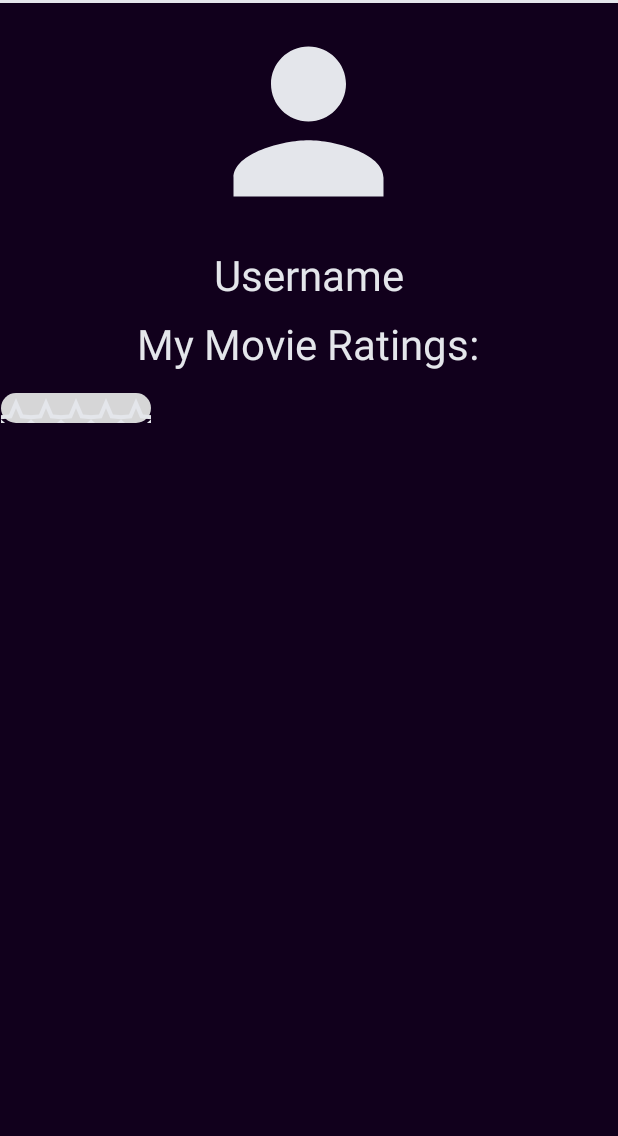
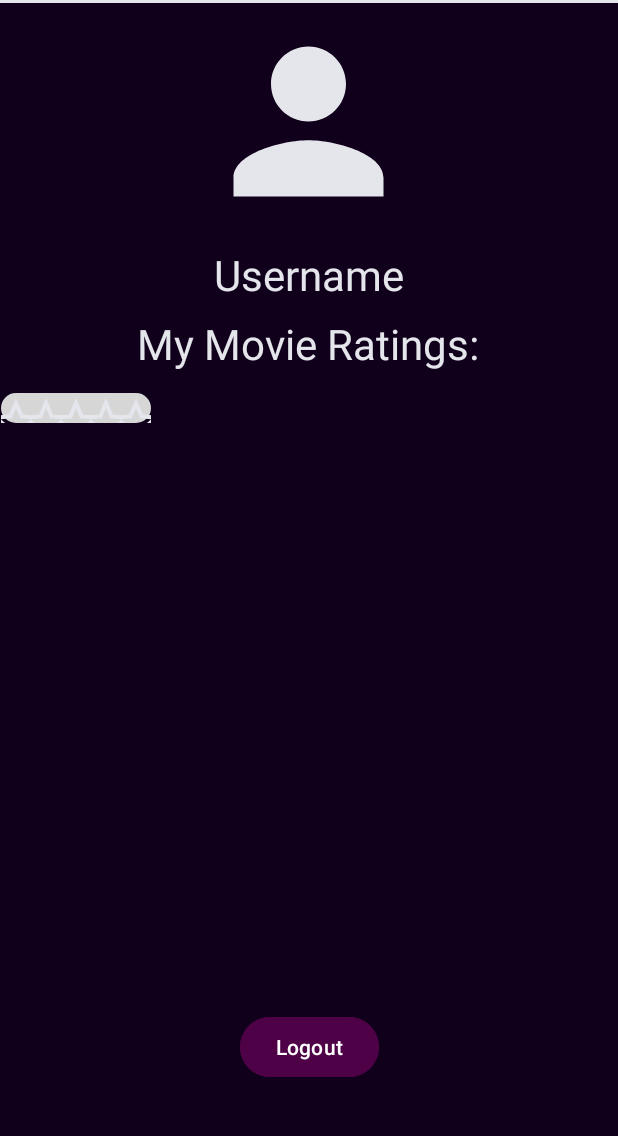
Before and after one commit to MaryGaney/CineCritique, an Android app built with Jetpack Compose: the UserPage screen opened directly, with no data from a screen before it, on a phone screen of 412 x 824 dp, the part 73-1209 px from its top. Run offline under Robolectric (Android 15) with nearby library versions, the light colour scheme and no system bars; our stand-ins replace Firebase (no records; nobody signed in at launch, a user with empty details on screens opened directly); libraries missing offline, so code that uses them is left out: com.firebase.ui; 2 statements that could not run were skipped.

Commit message:
made logout btn. need to stop it from making us relogin when entering main page

```diff
--- a/app/src/main/java/com/example/cinecritique/IndMovie.kt
+++ b/app/src/main/java/com/example/cinecritique/IndMovie.kt
@@ -10,9 +10,11 @@ import androidx.appcompat.app.AppCompatActivity
 import androidx.core.view.ViewCompat
 import androidx.core.view.WindowInsetsCompat
 import com.bumptech.glide.Glide
+import com.firebase.ui.auth.FirebaseAuthUIActivityResultContract
 import com.google.android.material.button.MaterialButton
 
 class IndMovie : AppCompatActivity() {
+
     override fun onCreate(savedInstanceState: Bundle?) {
         super.onCreate(savedInstanceState)
         setContentView(R.layout.activity_ind_movie)
--- a/app/src/main/java/com/example/cinecritique/UserPage.kt
+++ b/app/src/main/java/com/example/cinecritique/UserPage.kt
@@ -2,15 +2,28 @@ package com.example.cinecritique
 
 import android.content.Intent
 import android.os.Bundle
+import android.util.Log
+import android.widget.Button
 import android.widget.ImageView
 import android.widget.Toast
 import androidx.activity.enableEdgeToEdge
 import androidx.appcompat.app.AppCompatActivity
 import androidx.core.view.ViewCompat
 import androidx.core.view.WindowInsetsCompat
+import com.firebase.ui.auth.AuthUI
+import com.firebase.ui.auth.FirebaseAuthUIActivityResultContract
+import com.firebase.ui.auth.data.model.FirebaseAuthUIAuthenticationResult
 import com.google.android.material.button.MaterialButton
+import com.google.firebase.auth.FirebaseAuth
 
 class UserPage : AppCompatActivity() {
+
+    private val signInLauncher = registerForActivityResult(
+        FirebaseAuthUIActivityResultContract(),
+    ) { res ->
+        this.onSignInResult(res)
+    }
+
     override fun onCreate(savedInstanceState: Bundle?) {
         super.onCreate(savedInstanceState)
         enableEdgeToEdge()
@@ -26,6 +39,27 @@ class UserPage : AppCompatActivity() {
         mainpagebtn.setOnClickListener{
             val intent = Intent(this, MainActivity::class.java)
             startActivity(intent)
+        }
+
+        val providers = arrayListOf(
+            AuthUI.IdpConfig.EmailBuilder().build(),
+//            AuthUI.IdpConfig.PhoneBuilder().build(),
+            AuthUI.IdpConfig.GoogleBuilder().build()
+//            AuthUI.IdpConfig.FacebookBuilder().build(),
+//            AuthUI.IdpConfig.TwitterBuilder().build()
+        )
+
+        val signInIntent = AuthUI.getInstance().createSignInIntentBuilder().setAvailableProviders(providers).build()
+        //signInLauncher.launch(signInIntent)
+
+        val logoutButton: Button = findViewById(R.id.logoutButton)
+        logoutButton.setOnClickListener {
+            AuthUI.getInstance()
+                .signOut(this)
+                .addOnCompleteListener {
+                    Log.i("MYTAG","user logged out")
+                }
+            signInLauncher.launch(signInIntent)
         }
 
         val button1 = findViewById<MaterialButton>(R.id.ratingButton1)
@@ -77,4 +111,18 @@ class UserPage : AppCompatActivity() {
 
         Toast.makeText(this, "Rating: $rating", Toast.LENGTH_SHORT).show()
     }
+
+    private fun onSignInResult(result: FirebaseAuthUIAuthenticationResult) {
+        val response = result.idpResponse
+        if (result.resultCode == RESULT_OK) {
+            //successful sign in
+            val user = FirebaseAuth.getInstance().currentUser
+            user?.let {
+                //do something here
+                Log.i("MYTAG", "signed in")
+            }
+        } else {
+            Log.i("MYTAG", "failed sign in")
+        }
+    }
 }
--- a/app/src/main/res/layout/activity_user_page.xml
+++ b/app/src/main/res/layout/activity_user_page.xml
@@ -152,4 +152,19 @@
 
     </com.google.android.material.button.MaterialButtonToggleGroup>
 
+    <Button
+        android:id="@+id/logoutButton"
+        android:layout_width="wrap_content"
+        android:layout_height="wrap_content"
+        android:layout_marginStart="160dp"
+        android:layout_marginTop="377dp"
+        android:layout_marginEnd="160dp"
+        android:layout_marginBottom="5dp"
+        android:text="Logout"
+        android:backgroundTint="@color/purple"
+        app:layout_constraintBottom_toBottomOf="parent"
+        app:layout_constraintEnd_toEndOf="parent"
+        app:layout_constraintStart_toStartOf="parent"
+        app:layout_constraintTop_toBottomOf="@+id/movieratings" />
+
 </androidx.constraintlayout.widget.ConstraintLayout>
```
